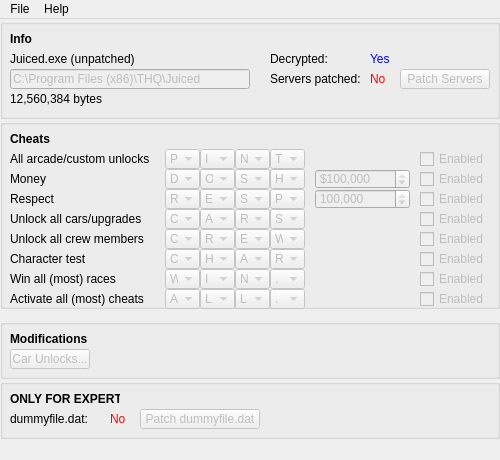
First picture: the form in JEMain.ui, repository N1GHT-MAR3/JuicedEditor, before the edit.
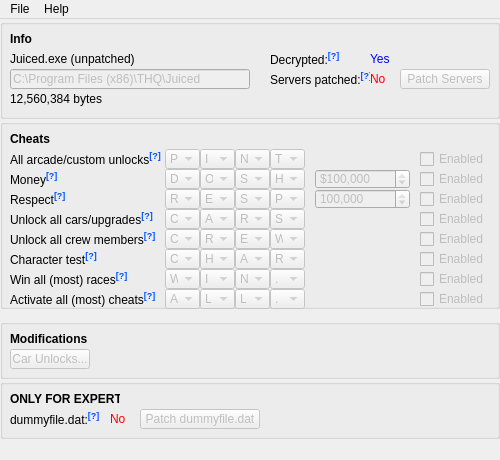
Second picture: the form after the edit. Icons and pictures are not drawn.

Commit message: Added visual indicators to labels with tooltips

Patch:
```diff
--- a/JEMain.ui
+++ b/JEMain.ui
@@ -123,7 +123,7 @@
       <rect>
        <x>270</x>
        <y>30</y>
-       <width>60</width>
+       <width>81</width>
        <height>20</height>
       </rect>
      </property>
@@ -131,7 +131,7 @@
       <string>&lt;html&gt;&lt;head/&gt;&lt;body&gt;&lt;p&gt;Whether or not the game's code is decrypted. Some options are only available with decrypted executables.&lt;/p&gt;&lt;/body&gt;&lt;/html&gt;</string>
      </property>
      <property name="text">
-      <string>Decrypted:</string>
+      <string>&lt;html&gt;&lt;head/&gt;&lt;body&gt;&lt;p&gt;Decrypted:&lt;span style=&quot; font-size:11pt; font-weight:700; color:#0055ff; vertical-align:super;&quot;&gt;[?]&lt;/span&gt;&lt;/p&gt;&lt;/body&gt;&lt;/html&gt;</string>
      </property>
     </widget>
     <widget class="QLabel" name="InfoServerPatch">
@@ -139,7 +139,7 @@
       <rect>
        <x>270</x>
        <y>50</y>
-       <width>90</width>
+       <width>100</width>
        <height>20</height>
       </rect>
      </property>
@@ -147,7 +147,7 @@
       <string>&lt;html&gt;&lt;head/&gt;&lt;body&gt;&lt;p&gt;Whether or not the OpenSpy servers have been patched in. This allows for online functionality to be restored.&lt;/p&gt;&lt;/body&gt;&lt;/html&gt;</string>
      </property>
      <property name="text">
-      <string>Servers patched:</string>
+      <string>&lt;html&gt;&lt;head/&gt;&lt;body&gt;&lt;p&gt;Servers patched:&lt;span style=&quot; font-size:11pt; font-weight:700; color:#0055ff; vertical-align:super;&quot;&gt;[?]&lt;/span&gt;&lt;/p&gt;&lt;/body&gt;&lt;/html&gt;</string>
      </property>
     </widget>
     <widget class="QPushButton" name="InfoServerPatchButton">
@@ -275,7 +275,7 @@
       <rect>
        <x>10</x>
        <y>30</y>
-       <width>90</width>
+       <width>100</width>
        <height>20</height>
       </rect>
      </property>
@@ -283,7 +283,7 @@
       <string>&lt;html&gt;&lt;head/&gt;&lt;body&gt;&lt;p&gt;Changes the reference to carmodels.dat in the executable to dummyfile.dat, allowing the game to run with carmodels.dat unpacked.&lt;/p&gt;&lt;p&gt;If you don't know what this does, do not apply this patch.&lt;/p&gt;&lt;/body&gt;&lt;/html&gt;</string>
      </property>
      <property name="text">
-      <string>dummyfile.dat:</string>
+      <string>&lt;html&gt;&lt;head/&gt;&lt;body&gt;&lt;p&gt;dummyfile.dat:&lt;span style=&quot; font-size:11pt; font-weight:700; color:#0055ff; vertical-align:super;&quot;&gt;[?]&lt;/span&gt;&lt;/p&gt;&lt;/body&gt;&lt;/html&gt;</string>
      </property>
     </widget>
     <widget class="QLabel" name="expertDummyStatus">
@@ -352,7 +352,7 @@
       <rect>
        <x>10</x>
        <y>30</y>
-       <width>145</width>
+       <width>155</width>
        <height>20</height>
       </rect>
      </property>
@@ -360,7 +360,7 @@
       <string>&lt;html&gt;&lt;head/&gt;&lt;body&gt;&lt;p&gt;Unlocks all Arcade races, and all cars/tracks in Custom Race, except for prototype cars.&lt;/p&gt;&lt;p&gt;Default code is PINT (or PING in certain versions.)&lt;/p&gt;&lt;p&gt;Enabled by default.&lt;/p&gt;&lt;/body&gt;&lt;/html&gt;</string>
      </property>
      <property name="text">
-      <string>All arcade/custom unlocks</string>
+      <string>&lt;html&gt;&lt;head/&gt;&lt;body&gt;&lt;p&gt;All arcade/custom unlocks&lt;span style=&quot; font-size:11pt; font-weight:700; color:#0055ff; vertical-align:super;&quot;&gt;[?]&lt;/span&gt;&lt;/p&gt;&lt;/body&gt;&lt;/html&gt;</string>
      </property>
     </widget>
     <widget class="QLabel" name="cheatDOSH">
@@ -368,7 +368,7 @@
       <rect>
        <x>10</x>
        <y>50</y>
-       <width>145</width>
+       <width>155</width>
        <height>20</height>
       </rect>
      </property>
@@ -376,7 +376,7 @@
       <string>&lt;html&gt;&lt;head/&gt;&lt;body&gt;&lt;p&gt;Sets your cash in Career mode to a specified amount ($10,000,000 by default).&lt;/p&gt;&lt;p&gt;Default code is DOSH.&lt;/p&gt;&lt;p&gt;Disabled by default.&lt;/p&gt;&lt;/body&gt;&lt;/html&gt;</string>
      </property>
      <property name="text">
-      <string>Money</string>
+      <string>&lt;html&gt;&lt;head/&gt;&lt;body&gt;&lt;p&gt;Money&lt;span style=&quot; font-size:11pt; font-weight:700; color:#0055ff; vertical-align:super;&quot;&gt;[?]&lt;/span&gt;&lt;/p&gt;&lt;/body&gt;&lt;/html&gt;</string>
      </property>
     </widget>
     <widget class="QLabel" name="cheatRESP">
@@ -384,7 +384,7 @@
       <rect>
        <x>10</x>
        <y>70</y>
-       <width>145</width>
+       <width>155</width>
        <height>20</height>
       </rect>
      </property>
@@ -392,7 +392,7 @@
       <string>&lt;html&gt;&lt;head/&gt;&lt;body&gt;&lt;p&gt;Sets your respect with all crew members to the specified amount (2000 by default), and unlocks all corresponding privileges.&lt;/p&gt;&lt;p&gt;Default code is RESP.&lt;/p&gt;&lt;p&gt;Disabled by default.&lt;/p&gt;&lt;/body&gt;&lt;/html&gt;</string>
      </property>
      <property name="text">
-      <string>Respect</string>
+      <string>&lt;html&gt;&lt;head/&gt;&lt;body&gt;&lt;p&gt;Respect&lt;span style=&quot; font-size:11pt; font-weight:700; color:#0055ff; vertical-align:super;&quot;&gt;[?]&lt;/span&gt;&lt;/p&gt;&lt;/body&gt;&lt;/html&gt;</string>
      </property>
     </widget>
     <widget class="QLabel" name="cheatCARS">
@@ -400,7 +400,7 @@
       <rect>
        <x>10</x>
        <y>90</y>
-       <width>145</width>
+       <width>155</width>
        <height>20</height>
       </rect>
      </property>
@@ -408,7 +408,7 @@
       <string>&lt;html&gt;&lt;head/&gt;&lt;body&gt;&lt;p&gt;Unlocks all cars in the dealership at the turn of the month, all upgrades, and adds one of every car to your garage.&lt;/p&gt;&lt;p&gt;Default code is CARS.&lt;/p&gt;&lt;p&gt;Disabled by default.&lt;/p&gt;&lt;/body&gt;&lt;/html&gt;</string>
      </property>
      <property name="text">
-      <string>Unlock all cars/upgrades</string>
+      <string>&lt;html&gt;&lt;head/&gt;&lt;body&gt;&lt;p&gt;Unlock all cars/upgrades&lt;span style=&quot; font-size:11pt; font-weight:700; color:#0055ff; vertical-align:super;&quot;&gt;[?]&lt;/span&gt;&lt;/p&gt;&lt;/body&gt;&lt;/html&gt;</string>
      </property>
     </widget>
     <widget class="QLabel" name="cheatCREW">
@@ -416,7 +416,7 @@
       <rect>
        <x>10</x>
        <y>110</y>
-       <width>145</width>
+       <width>155</width>
        <height>20</height>
       </rect>
      </property>
@@ -424,7 +424,7 @@
       <string>&lt;html&gt;&lt;head/&gt;&lt;body&gt;&lt;p&gt;Adds Vito, Amber, and Chief to your crew.&lt;/p&gt;&lt;p&gt;Default code is CREW.&lt;/p&gt;&lt;p&gt;Disabled by default.&lt;/p&gt;&lt;/body&gt;&lt;/html&gt;</string>
      </property>
      <property name="text">
-      <string>Unlock all crew members</string>
+      <string>&lt;html&gt;&lt;head/&gt;&lt;body&gt;&lt;p&gt;Unlock all crew members&lt;span style=&quot; font-size:11pt; font-weight:700; color:#0055ff; vertical-align:super;&quot;&gt;[?]&lt;/span&gt;&lt;/p&gt;&lt;/body&gt;&lt;/html&gt;</string>
      </property>
     </widget>
     <widget class="QLabel" name="cheatWIN">
@@ -432,7 +432,7 @@
       <rect>
        <x>10</x>
        <y>150</y>
-       <width>145</width>
+       <width>155</width>
        <height>20</height>
       </rect>
      </property>
@@ -440,7 +440,7 @@
       <string>&lt;html&gt;&lt;head/&gt;&lt;body&gt;&lt;p&gt;You are scored as the winner of all races, regardless of race results, until the game is restarted.&lt;/p&gt;&lt;p&gt;Does not work online.&lt;/p&gt;&lt;p&gt;Default code is WIN.&lt;/p&gt;&lt;p&gt;Disabled by default.&lt;/p&gt;&lt;/body&gt;&lt;/html&gt;</string>
      </property>
      <property name="text">
-      <string>Win all (most) races</string>
+      <string>&lt;html&gt;&lt;head/&gt;&lt;body&gt;&lt;p&gt;Win all (most) races&lt;span style=&quot; font-size:11pt; font-weight:700; color:#0055ff; vertical-align:super;&quot;&gt;[?]&lt;/span&gt;&lt;/p&gt;&lt;/body&gt;&lt;/html&gt;</string>
      </property>
     </widget>
     <widget class="QLabel" name="cheatALL">
@@ -448,7 +448,7 @@
       <rect>
        <x>10</x>
        <y>170</y>
-       <width>145</width>
+       <width>155</width>
        <height>20</height>
       </rect>
      </property>
@@ -456,7 +456,7 @@
       <string>&lt;html&gt;&lt;head/&gt;&lt;body&gt;&lt;p&gt;Activates PINT, DOSH, RESP, CARS, and CREW.&lt;/p&gt;&lt;p&gt;Does not activate CHAR or WIN.&lt;/p&gt;&lt;p&gt;Default code is ALL.&lt;/p&gt;&lt;p&gt;Disabled by default.&lt;/p&gt;&lt;/body&gt;&lt;/html&gt;</string>
      </property>
      <property name="text">
-      <string>Activate all (most) cheats</string>
+      <string>&lt;html&gt;&lt;head/&gt;&lt;body&gt;&lt;p&gt;Activate all (most) cheats&lt;span style=&quot; font-size:11pt; font-weight:700; color:#0055ff; vertical-align:super;&quot;&gt;[?]&lt;/span&gt;&lt;/p&gt;&lt;/body&gt;&lt;/html&gt;</string>
      </property>
     </widget>
     <widget class="QComboBox" name="cheatPINT1">
@@ -5055,7 +5055,7 @@
       <rect>
        <x>10</x>
        <y>130</y>
-       <width>145</width>
+       <width>155</width>
        <height>20</height>
       </rect>
      </property>
@@ -5063,7 +5063,7 @@
       <string>&lt;html&gt;&lt;head/&gt;&lt;body&gt;&lt;p&gt;Activates a debug test menu whenever entering any talking head scene (e.x. betting against another driver). This allows you to preview all of their lines.&lt;/p&gt;&lt;p&gt;There is no way to exit this screen once entered. You must close the game afterwards.&lt;/p&gt;&lt;p&gt;Default code is CHAR.&lt;/p&gt;&lt;p&gt;Disabled by default.&lt;/p&gt;&lt;/body&gt;&lt;/html&gt;</string>
      </property>
      <property name="text">
-      <string>Character test</string>
+      <string>&lt;html&gt;&lt;head/&gt;&lt;body&gt;&lt;p&gt;Character test&lt;span style=&quot; font-size:11pt; font-weight:700; color:#0055ff; vertical-align:super;&quot;&gt;[?]&lt;/span&gt;&lt;/p&gt;&lt;/body&gt;&lt;/html&gt;</string>
      </property>
     </widget>
     <widget class="QComboBox" name="cheatCHAR1">
```
Left out of the diff: 2 changed lines with no effect on the pictures. The commit also changes 1 other file.
